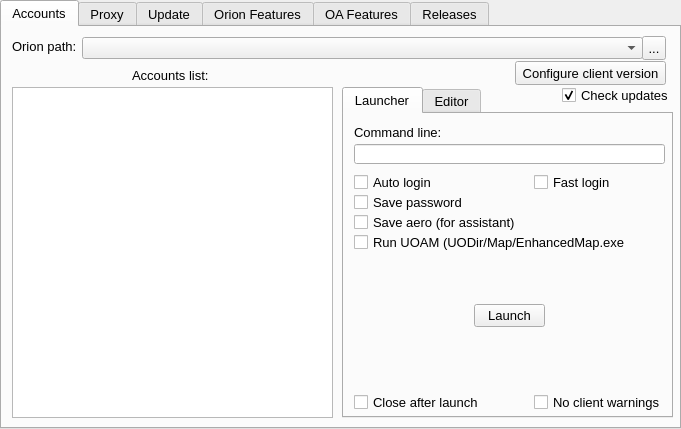
Qt form orionlauncherwindow.ui (jokker23/OrionLauncher) before a commit.
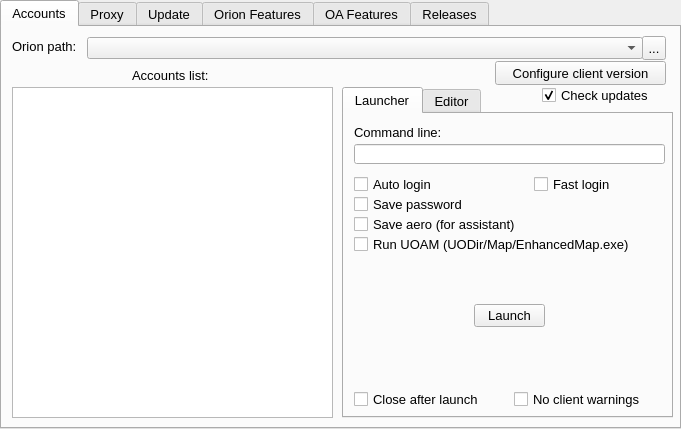
The same form after that commit. The open tabs and pages were chosen to show the change.

```diff
--- a/orionlauncherwindow.ui
+++ b/orionlauncherwindow.ui
@@ -130,8 +130,8 @@
            <rect>
             <x>10</x>
             <y>60</y>
-            <width>81</width>
-            <height>17</height>
+            <width>90</width>
+            <height>20</height>
            </rect>
           </property>
           <property name="text">
@@ -143,8 +143,8 @@
            <rect>
             <x>10</x>
             <y>80</y>
-            <width>111</width>
-            <height>17</height>
+            <width>120</width>
+            <height>20</height>
            </rect>
           </property>
           <property name="text">
@@ -157,7 +157,7 @@
             <x>190</x>
             <y>60</y>
             <width>101</width>
-            <height>17</height>
+            <height>20</height>
            </rect>
           </property>
           <property name="text">
@@ -169,8 +169,8 @@
            <rect>
             <x>10</x>
             <y>100</y>
-            <width>171</width>
-            <height>17</height>
+            <width>180</width>
+            <height>20</height>
            </rect>
           </property>
           <property name="text">
@@ -181,9 +181,9 @@
           <property name="geometry">
            <rect>
             <x>10</x>
-            <y>280</y>
-            <width>131</width>
-            <height>17</height>
+            <y>270</y>
+            <width>151</width>
+            <height>30</height>
            </rect>
           </property>
           <property name="text">
@@ -195,8 +195,8 @@
            <rect>
             <x>10</x>
             <y>120</y>
-            <width>271</width>
-            <height>17</height>
+            <width>310</width>
+            <height>20</height>
            </rect>
           </property>
           <property name="text">
@@ -206,10 +206,10 @@
          <widget class="QCheckBox" name="cb_NoClientWarnings">
           <property name="geometry">
            <rect>
-            <x>190</x>
-            <y>280</y>
-            <width>131</width>
-            <height>17</height>
+            <x>170</x>
+            <y>270</y>
+            <width>151</width>
+            <height>30</height>
            </rect>
           </property>
           <property name="text">
@@ -499,9 +499,9 @@
        <widget class="QComboBox" name="cb_OrionPath">
         <property name="geometry">
          <rect>
-          <x>80</x>
+          <x>85</x>
           <y>10</y>
-          <width>561</width>
+          <width>556</width>
           <height>22</height>
          </rect>
         </property>
@@ -515,9 +515,9 @@
        <widget class="QCheckBox" name="cb_CheckUpdates">
         <property name="geometry">
          <rect>
-          <x>560</x>
+          <x>540</x>
           <y>60</y>
-          <width>111</width>
+          <width>120</width>
           <height>17</height>
          </rect>
         </property>
@@ -531,12 +531,18 @@
        <widget class="QPushButton" name="pb_ConfigureClientVersion">
         <property name="geometry">
          <rect>
-          <x>513</x>
+          <x>493</x>
           <y>34</y>
-          <width>151</width>
+          <width>171</width>
           <height>24</height>
          </rect>
         </property>
+        <property name="sizePolicy">
+         <sizepolicy hsizetype="MinimumExpanding" vsizetype="Fixed">
+          <horstretch>0</horstretch>
+          <verstretch>0</verstretch>
+         </sizepolicy>
+        </property>
         <property name="styleSheet">
          <string notr="true"/>
         </property>
```
Left out of the diff: 14 changed lines with no effect on the pictures.
